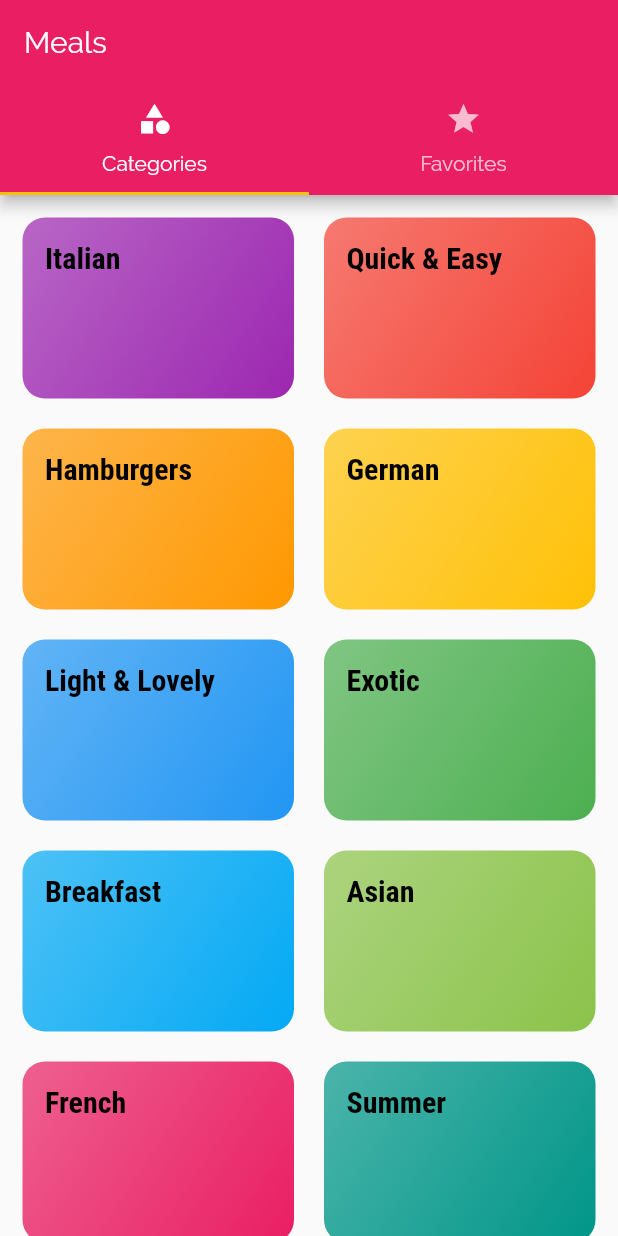
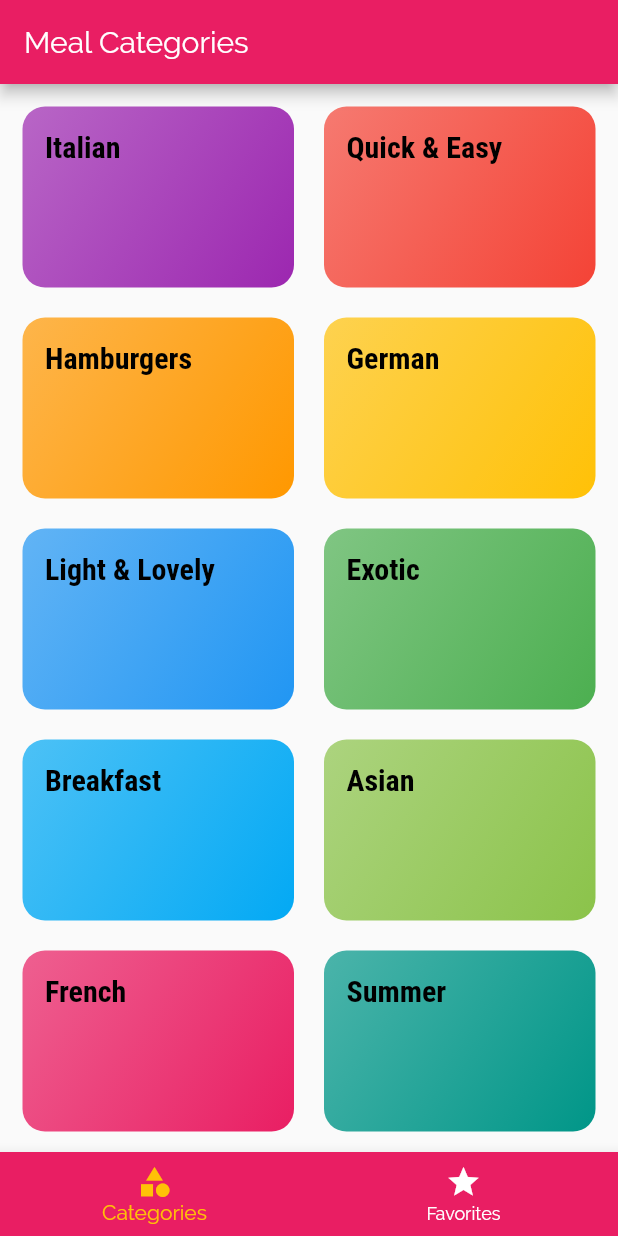
Before and after one commit to roeechen01/MealsAppFlutter, a Flutter app: the screen it shows after launch, on a phone screen of 412 x 824 dp. Run offline on Flutter 3.47's test engine with Material 2 defaults, Android fonts, the phone set to English and light mode, and no system bars.

Commit message:
Changed tab bar type to a bottom tab bar (better looking tab bar)

```diff
--- a/lib/screens/tabs_screen.dart
+++ b/lib/screens/tabs_screen.dart
@@ -9,26 +9,36 @@ class TabsScreen extends StatefulWidget {
 }
 
 class _TabsScreenState extends State<TabsScreen> {
+  final List<Map<String, Object>> _pages = [
+    {'page': CategoriesScreen(), 'title': 'Meal Categories'},
+    {'page': FavoritesScreen(), 'title': 'Favorites'}
+  ];
+  int _currentPageIndex = 0;
+
+  void moveToPage(int index) {
+    setState(() {
+      _currentPageIndex = index;
+    });
+  }
+
   @override
   Widget build(BuildContext context) {
-    return DefaultTabController(
-      length: 2,
-      initialIndex: 0,
-      child: Scaffold(
-          appBar: AppBar(
-            title: Text('Meals'),
-            bottom: TabBar(tabs: [
-              Tab(
-                icon: Icon(Icons.category),
-                text: 'Categories',
-              ),
-              Tab(
-                icon: Icon(Icons.star),
-                text: 'Favorites',
-              )
-            ]),
-          ),
-          body: TabBarView(children: [CategoriesScreen(), FavoritesScreen()])),
+    return Scaffold(
+      appBar: AppBar(
+        title: Text(_pages[_currentPageIndex]['title']),
+      ),
+      body: _pages[_currentPageIndex]['page'],
+      bottomNavigationBar: BottomNavigationBar(
+          backgroundColor: Theme.of(context).primaryColor,
+          unselectedItemColor: Colors.white,
+          selectedItemColor: Theme.of(context).accentColor,
+          onTap: moveToPage,
+          currentIndex: _currentPageIndex,
+          items: [
+            BottomNavigationBarItem(
+                icon: Icon(Icons.category), label: 'Categories'),
+            BottomNavigationBarItem(icon: Icon(Icons.star), label: 'Favorites')
+          ]),
     );
   }
 }
```
